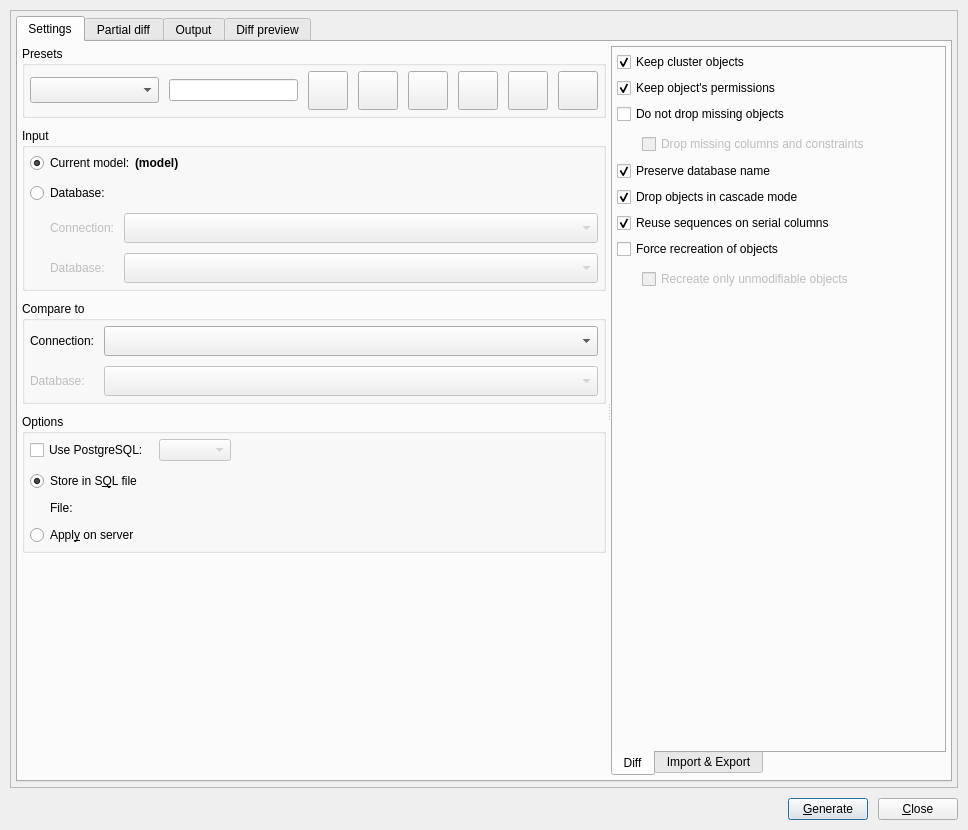
pgmodeler/pgmodeler, file libs/libgui/ui/tools/modeldatabasediffform.ui: the form before one commit.
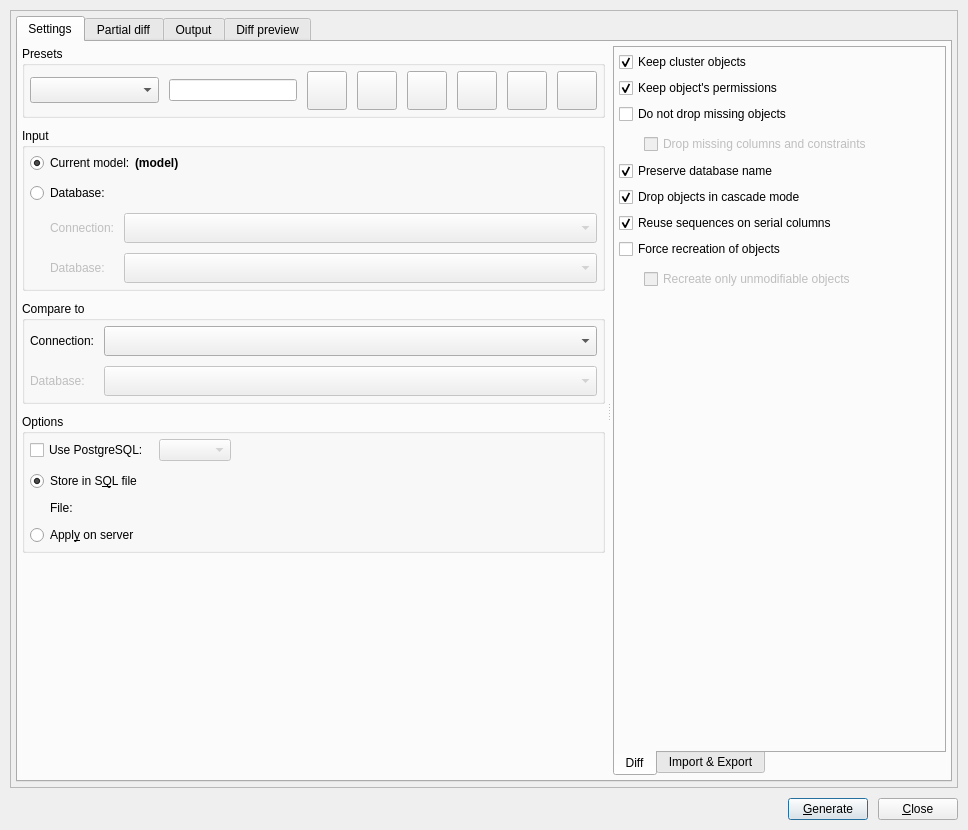
The form after the commit. Icons and pictures are not drawn.

What changed in the file:
```diff
--- a/libs/libgui/ui/tools/modeldatabasediffform.ui
+++ b/libs/libgui/ui/tools/modeldatabasediffform.ui
@@ -121,7 +121,7 @@
              <enum>Qt::Horizontal</enum>
             </property>
             <property name="handleWidth">
-             <number>5</number>
+             <number>8</number>
             </property>
             <property name="childrenCollapsible">
              <bool>false</bool>
@@ -474,6 +474,7 @@
                      </property>
                      <property name="font">
                       <font>
+                       <weight>75</weight>
                        <italic>false</italic>
                        <bold>true</bold>
                       </font>
```
Left out of the diff: 7 changed lines with no effect on the pictures.
